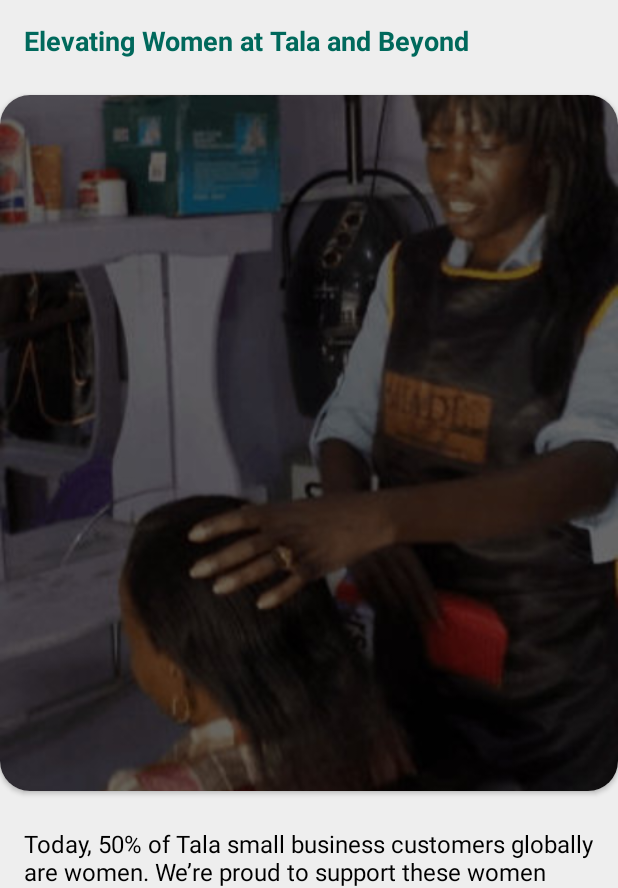
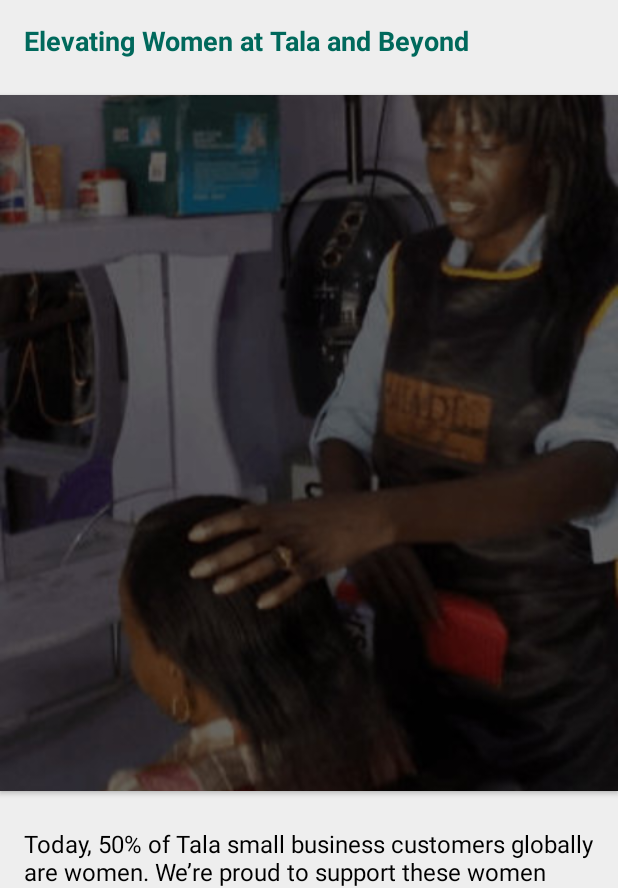
Before and after one commit to jeremy02/Tala-Challenge, an Android app: the fragment NewsDetailFragment shown on its own in the app's theme, on a phone screen of 412 x 824 dp. Shown: the part 141-1029 px from the top of the screen. Run offline under Robolectric (Android 15) with nearby library versions, the phone set to English and light mode, and no system bars; our stand-ins replace data binding; 1 statement that could not run was skipped.

Commit message:
done with news detail fragment

```diff
--- a/app/src/main/res/layout/fragment_news_detail.xml
+++ b/app/src/main/res/layout/fragment_news_detail.xml
@@ -74,11 +74,10 @@
                 android:id="@+id/news_detail_image_layout"
                 android:layout_width="match_parent"
                 android:layout_height="wrap_content"
-                app:cardCornerRadius="20dp"
+                app:cardCornerRadius="0dp"
                 app:cardElevation="2dp"
                 app:cardUseCompatPadding="false"
                 app:cardPreventCornerOverlap="true"
-                android:background="?android:selectableItemBackground"
                 app:layout_constraintStart_toStartOf="@+id/news_detail_top_layout"
                 app:layout_constraintTop_toBottomOf="@+id/news_detail_top_layout">
 
```
